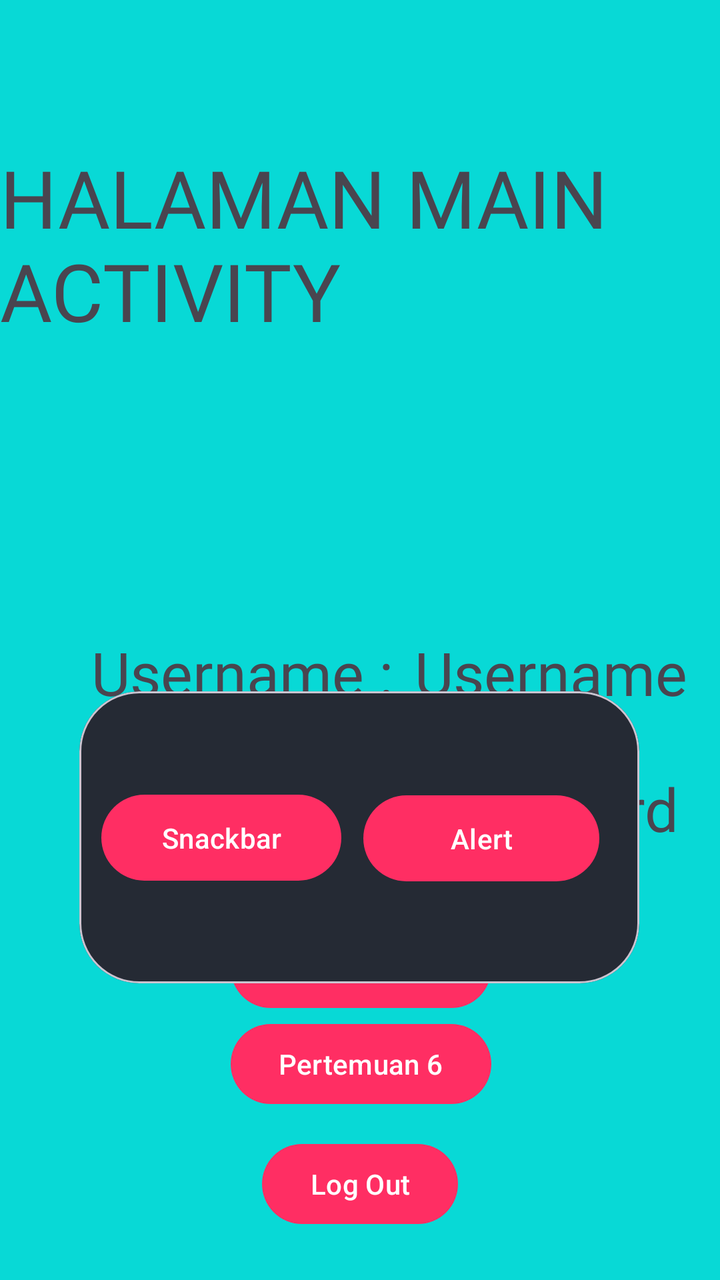
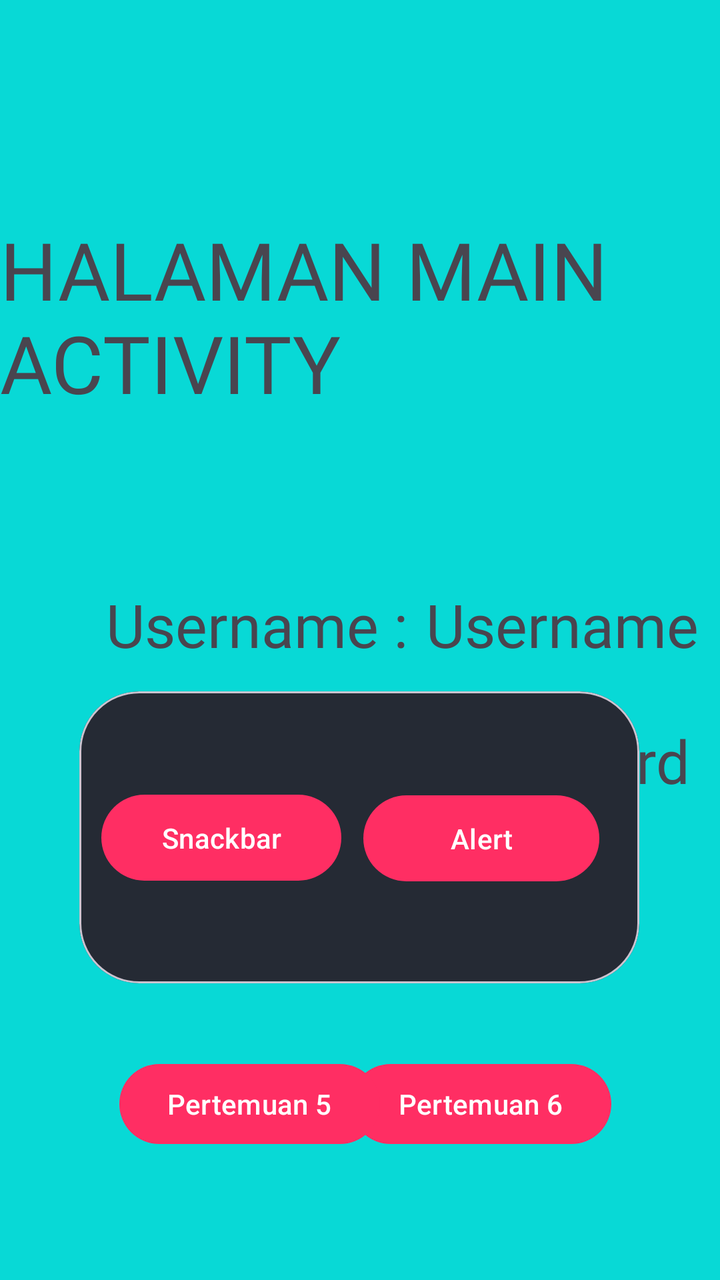

Two renders of the same Android screen: before a commit and after it. Below are the layout's source before the change and the commit's diff.
<!-- AndroidManifest.xml: application theme Theme.Pedro3TIA -->
<!-- res/layout/activity_main.xml -->
<?xml version="1.0" encoding="utf-8"?>
<androidx.constraintlayout.widget.ConstraintLayout xmlns:android="http://schemas.android.com/apk/res/android"
    xmlns:app="http://schemas.android.com/apk/res-auto"
    xmlns:tools="http://schemas.android.com/tools"
    android:id="@+id/main"
    android:background="@color/free"
    android:layout_width="match_parent"
    android:layout_height="match_parent"
    tools:context=".MainActivity">

    <TextView
        android:id="@+id/txtUsername"
        android:layout_width="wrap_content"
        android:layout_height="wrap_content"
        android:layout_marginTop="316dp"
        android:fontFamily="@font/bebasneue"
        android:text="Username "
        android:textSize="30sp"
        app:layout_constraintEnd_toEndOf="parent"
        app:layout_constraintHorizontal_bias="0.266"
        app:layout_constraintStart_toEndOf="@+id/textView4"
        app:layout_constraintTop_toTopOf="parent" />

    <TextView
        android:id="@+id/txtPassword"
        android:layout_width="wrap_content"
        android:layout_height="wrap_content"
        android:layout_marginTop="384dp"
        android:fontFamily="@font/bebasneue"
        android:text="Password "
        android:textSize="30sp"
        app:layout_constraintEnd_toEndOf="parent"
        app:layout_constraintHorizontal_bias="0.272"
        app:layout_constraintStart_toEndOf="@+id/textView5"
        app:layout_constraintTop_toTopOf="parent" />

    <TextView
        android:id="@+id/textView5"
        android:layout_width="wrap_content"
        android:layout_height="wrap_content"
        android:layout_marginTop="384dp"
        android:fontFamily="@font/bebasneue"
        android:text="Password : "
        android:textSize="30sp"
        app:layout_constraintEnd_toEndOf="parent"
        app:layout_constraintHorizontal_bias="0.229"
        app:layout_constraintStart_toStartOf="parent"
        app:layout_constraintTop_toTopOf="parent" />

    <TextView
        android:id="@+id/textView4"
        android:layout_width="wrap_content"
        android:layout_height="wrap_content"
        android:layout_marginTop="316dp"
        android:fontFamily="@font/bebasneue"
        android:text="Username : "
        android:textSize="30sp"
        app:layout_constraintEnd_toEndOf="parent"
        app:layout_constraintHorizontal_bias="0.227"
        app:layout_constraintStart_toStartOf="parent"
        app:layout_constraintTop_toTopOf="parent" />

    <TextView
        android:id="@+id/textView6"
        android:layout_width="wrap_content"
        android:layout_height="wrap_content"
        android:layout_marginTop="72dp"
        android:fontFamily="@font/bebasneue"
        android:text="HALAMAN MAIN ACTIVITY "
        android:textSize="40sp"
        app:layout_constraintEnd_toEndOf="parent"
        app:layout_constraintHorizontal_bias="0.48"
        app:layout_constraintStart_toStartOf="parent"
        app:layout_constraintTop_toTopOf="parent" />


    <com.google.android.material.card.MaterialCardView
        android:layout_width="280dp"
        android:layout_height="146dp"
        app:cardBackgroundColor="@color/black"
        app:cardCornerRadius="30dp"
        app:cardElevation="1dp"
        app:layout_constraintBottom_toBottomOf="parent"
        app:layout_constraintEnd_toEndOf="parent"
        app:layout_constraintHorizontal_bias="0.497"
        app:layout_constraintStart_toStartOf="parent"
        app:layout_constraintTop_toTopOf="parent"
        app:layout_constraintVertical_bias="0.7">


        <androidx.constraintlayout.widget.ConstraintLayout
            android:layout_width="match_parent"
            android:layout_height="match_parent">

            <Button
                android:id="@+id/btnAlert"
                android:layout_width="118dp"
                android:layout_height="51dp"
                android:layout_marginEnd="20dp"
                android:text="Alert"
                app:backgroundTint="@color/red"
                app:layout_constraintBottom_toBottomOf="parent"
                app:layout_constraintEnd_toEndOf="parent"
                app:layout_constraintTop_toTopOf="parent"
                app:layout_constraintVertical_bias="0.505" />

            <Button
                android:id="@+id/btnSnackbar"
                android:layout_width="120dp"
                android:layout_height="51dp"
                android:text="Snackbar"
                app:backgroundTint="@color/red"
                app:layout_constraintBottom_toBottomOf="parent"
                app:layout_constraintEnd_toStartOf="@+id/btnAlert"
                app:layout_constraintStart_toStartOf="parent"
                app:layout_constraintTop_toTopOf="parent" />
        </androidx.constraintlayout.widget.ConstraintLayout>


    </com.google.android.material.card.MaterialCardView>

    <ImageView
        android:id="@+id/imageView2"
        android:layout_width="176dp"
        android:layout_height="86dp"
        android:layout_marginTop="168dp"
        app:layout_constraintEnd_toEndOf="parent"
        app:layout_constraintHorizontal_bias="0.431"
        app:layout_constraintStart_toStartOf="parent"
        app:layout_constraintTop_toTopOf="parent" />

    <Button
        android:id="@+id/btnToLima"
        android:layout_width="wrap_content"
        android:layout_height="wrap_content"
        android:layout_marginBottom="132dp"
        android:text="Pertemuan 5"
        app:backgroundTint="@color/red"
        app:layout_constraintBottom_toBottomOf="parent"
        app:layout_constraintEnd_toEndOf="parent"
        app:layout_constraintHorizontal_bias="0.502"
        app:layout_constraintStart_toStartOf="parent" />

    <Button
        android:id="@+id/btnToEnam"
        android:layout_width="wrap_content"
        android:layout_height="wrap_content"
        android:layout_marginBottom="84dp"
        android:text="Pertemuan 6"
        app:backgroundTint="@color/red"
        app:layout_constraintBottom_toBottomOf="parent"
        app:layout_constraintEnd_toEndOf="parent"
        app:layout_constraintHorizontal_bias="0.502"
        app:layout_constraintStart_toStartOf="parent" />

    <Button
        android:id="@+id/btnLogout"
        android:layout_width="wrap_content"
        android:layout_height="wrap_content"
        android:layout_marginBottom="24dp"
        android:text="Log Out"
        app:backgroundTint="@color/red"
        app:layout_constraintBottom_toBottomOf="parent"
        app:layout_constraintEnd_toEndOf="parent"
        app:layout_constraintStart_toStartOf="parent" />

</androidx.constraintlayout.widget.ConstraintLayout>
<!-- resources referenced by this layout -->
<resources>
  <color name="black">#252A34</color>
  <color name="free">#08D9D6</color>
  <color name="red">#FF2E63</color>
  <style name="Theme.Pedro3TIA" parent="Base.Theme.Pedro3TIA" />
  <style name="Base.Theme.Pedro3TIA" parent="Theme.Material3.DayNight.NoActionBar">
          
          
      </style>
</resources>

<!-- the commit's change to res/layout/activity_main.xml (unified diff, before → after) -->
@@ -12,12 +12,12 @@
         android:id="@+id/txtUsername"
         android:layout_width="wrap_content"
         android:layout_height="wrap_content"
-        android:layout_marginTop="316dp"
+        android:layout_marginTop="292dp"
         android:fontFamily="@font/bebasneue"
         android:text="Username "
         android:textSize="30sp"
         app:layout_constraintEnd_toEndOf="parent"
-        app:layout_constraintHorizontal_bias="0.266"
+        app:layout_constraintHorizontal_bias="0.333"
         app:layout_constraintStart_toEndOf="@+id/textView4"
         app:layout_constraintTop_toTopOf="parent" />
 
@@ -25,12 +25,12 @@
         android:id="@+id/txtPassword"
         android:layout_width="wrap_content"
         android:layout_height="wrap_content"
-        android:layout_marginTop="384dp"
+        android:layout_marginTop="360dp"
         android:fontFamily="@font/bebasneue"
         android:text="Password "
         android:textSize="30sp"
         app:layout_constraintEnd_toEndOf="parent"
-        app:layout_constraintHorizontal_bias="0.272"
+        app:layout_constraintHorizontal_bias="0.344"
         app:layout_constraintStart_toEndOf="@+id/textView5"
         app:layout_constraintTop_toTopOf="parent" />
 
@@ -38,12 +38,12 @@
         android:id="@+id/textView5"
         android:layout_width="wrap_content"
         android:layout_height="wrap_content"
-        android:layout_marginTop="384dp"
+        android:layout_marginTop="360dp"
         android:fontFamily="@font/bebasneue"
         android:text="Password : "
         android:textSize="30sp"
         app:layout_constraintEnd_toEndOf="parent"
-        app:layout_constraintHorizontal_bias="0.229"
+        app:layout_constraintHorizontal_bias="0.262"
         app:layout_constraintStart_toStartOf="parent"
         app:layout_constraintTop_toTopOf="parent" />
 
@@ -51,28 +51,27 @@
         android:id="@+id/textView4"
         android:layout_width="wrap_content"
         android:layout_height="wrap_content"
-        android:layout_marginTop="316dp"
+        android:layout_marginTop="292dp"
         android:fontFamily="@font/bebasneue"
         android:text="Username : "
         android:textSize="30sp"
         app:layout_constraintEnd_toEndOf="parent"
-        app:layout_constraintHorizontal_bias="0.227"
+        app:layout_constraintHorizontal_bias="0.263"
         app:layout_constraintStart_toStartOf="parent"
         app:layout_constraintTop_toTopOf="parent" />
+
 
     <TextView
         android:id="@+id/textView6"
         android:layout_width="wrap_content"
         android:layout_height="wrap_content"
-        android:layout_marginTop="72dp"
+        android:layout_marginTop="108dp"
         android:fontFamily="@font/bebasneue"
         android:text="HALAMAN MAIN ACTIVITY "
         android:textSize="40sp"
         app:layout_constraintEnd_toEndOf="parent"
-        app:layout_constraintHorizontal_bias="0.48"
         app:layout_constraintStart_toStartOf="parent"
         app:layout_constraintTop_toTopOf="parent" />
-
 
     <com.google.android.material.card.MaterialCardView
         android:layout_width="280dp"
@@ -123,45 +122,46 @@
         android:id="@+id/imageView2"
         android:layout_width="176dp"
         android:layout_height="86dp"
-        android:layout_marginTop="168dp"
+        android:layout_marginTop="188dp"
         app:layout_constraintEnd_toEndOf="parent"
-        app:layout_constraintHorizontal_bias="0.431"
+        app:layout_constraintHorizontal_bias="0.497"
         app:layout_constraintStart_toStartOf="parent"
         app:layout_constraintTop_toTopOf="parent" />
+
+    <Button
+        android:id="@+id/btnToEnam"
+        android:layout_width="wrap_content"
+        android:layout_height="wrap_content"
+        android:layout_marginBottom="64dp"
+        android:text="Pertemuan 6"
+        app:backgroundTint="@color/red"
+        app:layout_constraintBottom_toBottomOf="parent"
+        app:layout_constraintEnd_toEndOf="parent"
+        app:layout_constraintHorizontal_bias="0.764"
+        app:layout_constraintStart_toStartOf="parent" />
 
     <Button
         android:id="@+id/btnToLima"
         android:layout_width="wrap_content"
         android:layout_height="wrap_content"
-        android:layout_marginBottom="132dp"
+        android:layout_marginBottom="64dp"
         android:text="Pertemuan 5"
         app:backgroundTint="@color/red"
         app:layout_constraintBottom_toBottomOf="parent"
         app:layout_constraintEnd_toEndOf="parent"
-        app:layout_constraintHorizontal_bias="0.502"
-        app:layout_constraintStart_toStartOf="parent" />
-
-    <Button
-        android:id="@+id/btnToEnam"
-        android:layout_width="wrap_content"
-        android:layout_height="wrap_content"
-        android:layout_marginBottom="84dp"
-        android:text="Pertemuan 6"
-        app:backgroundTint="@color/red"
-        app:layout_constraintBottom_toBottomOf="parent"
-        app:layout_constraintEnd_toEndOf="parent"
-        app:layout_constraintHorizontal_bias="0.502"
+        app:layout_constraintHorizontal_bias="0.26"
         app:layout_constraintStart_toStartOf="parent" />
 
     <Button
         android:id="@+id/btnLogout"
         android:layout_width="wrap_content"
         android:layout_height="wrap_content"
-        android:layout_marginBottom="24dp"
+        android:layout_marginBottom="664dp"
         android:text="Log Out"
         app:backgroundTint="@color/red"
         app:layout_constraintBottom_toBottomOf="parent"
         app:layout_constraintEnd_toEndOf="parent"
+        app:layout_constraintHorizontal_bias="0.948"
         app:layout_constraintStart_toStartOf="parent" />
 
 </androidx.constraintlayout.widget.ConstraintLayout>
